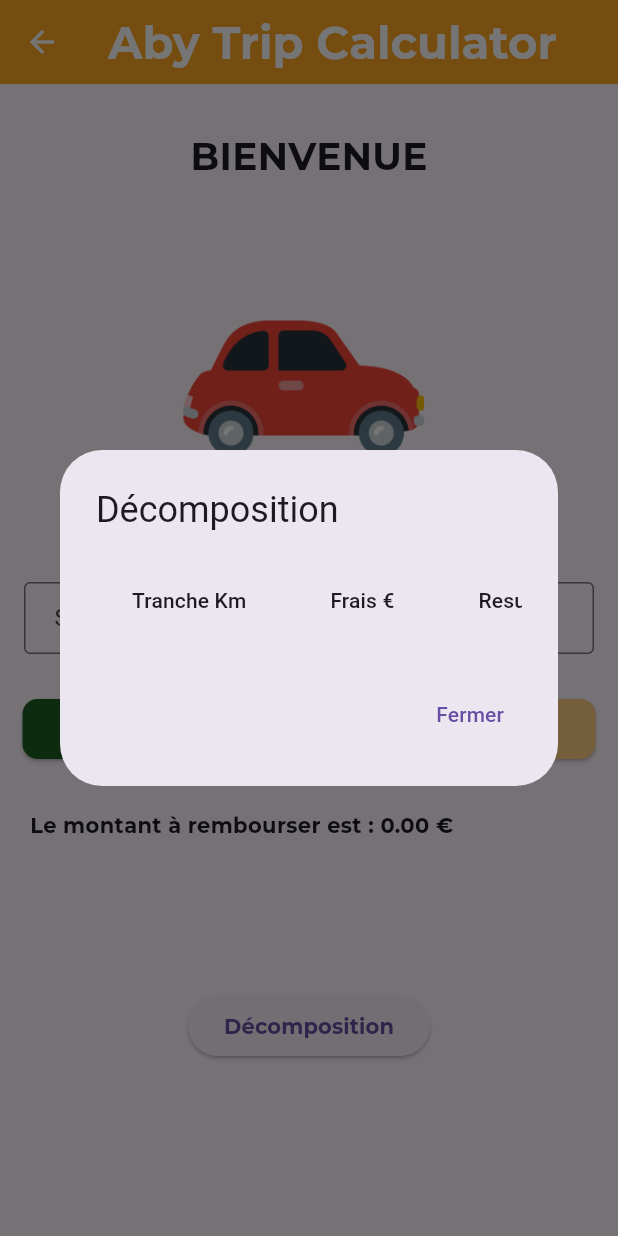
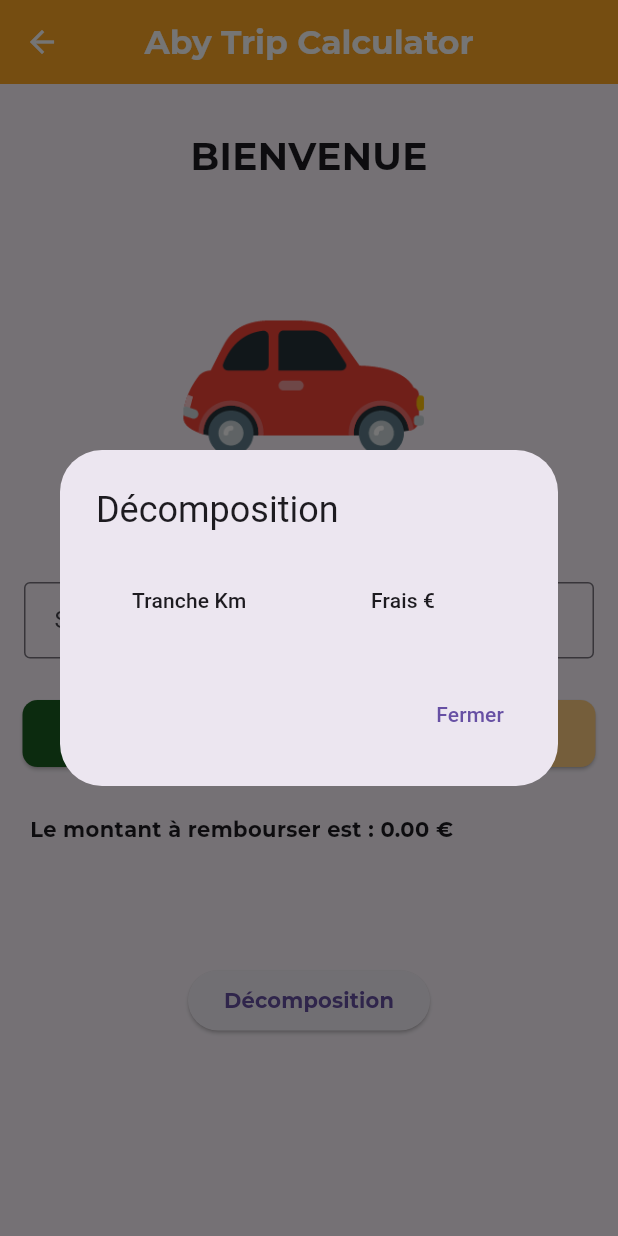
Before and after one commit to othmanemjhd/AbyTripCalculator, a Flutter app: the CalculateFundPage screen opened by its route, after a tap on "Décomposition", on a phone screen of 412 x 824 dp. Run offline on Flutter 3.47's test engine with Material 3 defaults, Android fonts, the phone set to English and light mode, and no system bars; drawn by our look-alikes of carousel_slider; our stand-ins replace shared_preferences; accounts and stored records are empty.

Commit message:
Update on the page to adjust the widgets

```diff
--- a/abytripcalculator/lib/pages/calculateFundPage.dart
+++ b/abytripcalculator/lib/pages/calculateFundPage.dart
@@ -43,7 +43,7 @@ class _CalculateFundPageState extends State<CalculateFundPage> {
           style: TextStyle(
             fontFamily: 'Montserrat',
             fontWeight: FontWeight.bold,
-            fontSize: 30,
+            //fontSize: 30,
             color: Colors.white,
           ),
         ),
@@ -113,11 +113,14 @@ class _CalculateFundPageState extends State<CalculateFundPage> {
                         _selectedNumber = int.tryParse(value) ?? 0;
                       });
                     },
-
+                    style: TextStyle(
+                      fontSize: MediaQuery.of(context).size.width * 0.05,
+                    ),
                     decoration: const InputDecoration(
                       labelText: 'Saisir le nombre de kilomètre global',
                       contentPadding: EdgeInsets.symmetric(vertical: 10, horizontal: 16),
                       border: OutlineInputBorder(),
+
                     ),
                   ),
                 ),
@@ -136,8 +139,13 @@ class _CalculateFundPageState extends State<CalculateFundPage> {
                         }
                       },
                       style : ElevatedButton.styleFrom(
+                          padding: EdgeInsets.fromLTRB(
+                            MediaQuery.of(context).size.width * 0.1,
+                            MediaQuery.of(context).size.height * 0.015,
+                            MediaQuery.of(context).size.width * 0.1,
+                            MediaQuery.of(context).size.height * 0.015,
+                          ),
                           backgroundColor: Colors.green[900],
-                          padding:const EdgeInsets.fromLTRB(50, 10, 50, 10),
                           shape : RoundedRectangleBorder(
                               borderRadius: BorderRadius.circular(10.0)
                           )
@@ -160,7 +168,12 @@ class _CalculateFundPageState extends State<CalculateFundPage> {
                       },
                       style : ElevatedButton.styleFrom(
                           backgroundColor: Colors.orange[200],
-                          padding:const EdgeInsets.fromLTRB(50, 10, 50, 10),
+                          padding: EdgeInsets.fromLTRB(
+                            MediaQuery.of(context).size.width * 0.1,
+                            MediaQuery.of(context).size.height * 0.015,
+                            MediaQuery.of(context).size.width * 0.1,
+                            MediaQuery.of(context).size.height * 0.015,
+                          ),
                           shape : RoundedRectangleBorder(
                               borderRadius: BorderRadius.circular(10.0)
                           )
@@ -194,10 +207,11 @@ class _CalculateFundPageState extends State<CalculateFundPage> {
                     ],
                   ),
                 ),
-              const SizedBox(height: 100.0),
+              const SizedBox(height: 80.0),
            Align(
                   alignment: Alignment.bottomCenter,
                   child: ElevatedButton(
+
                       onPressed: () {
                         showDialog(
                           context: context,
@@ -241,6 +255,8 @@ class _MyDialogState extends State<MyDialog> {
         width: double.maxFinite,
         child: SingleChildScrollView(
           scrollDirection: Axis.horizontal,
+          child: SizedBox(
+            width :MediaQuery.of(context).size.width,
             child: DataTable(
               columns: const [
                 DataColumn(label: Text('Tranche Km')),
@@ -260,6 +276,7 @@ class _MyDialogState extends State<MyDialog> {
             ),
           ),
         ),
+      ),
       actions: [
         TextButton(
           onPressed: () {
--- a/abytripcalculator/lib/pages/home.dart
+++ b/abytripcalculator/lib/pages/home.dart
@@ -10,7 +10,7 @@ class HomePage extends StatelessWidget {
         title: const Text('Aby Trip Calculator', style: TextStyle(
           fontFamily: 'Montserrat',
           fontWeight: FontWeight.bold,
-          fontSize: 30,
+          //fontSize: 30,
           color: Colors.white,
         ),),
         centerTitle: true,
--- a/abytripcalculator/lib/pages/login.dart
+++ b/abytripcalculator/lib/pages/login.dart
@@ -31,7 +31,7 @@ class _LoginPageState extends State<LoginPage> {
           style: TextStyle(
             fontFamily: 'Montserrat',
             fontWeight: FontWeight.bold,
-            fontSize: 28,
+            //fontSize: 28,
             color: Colors.white,
           ),
         ),
@@ -72,6 +72,7 @@ class _LoginPageState extends State<LoginPage> {
                 TextFormField(
                   controller: _usernameController,
                   decoration: const InputDecoration(
+                      prefixIcon: Icon(Icons.person),
                       labelText: 'Identifiant',
                       contentPadding: EdgeInsets.symmetric(vertical: 10, horizontal: 16),
                      // contentPadding: EdgeInsets.symmetric(vertical: 30),
@@ -102,6 +103,7 @@ class _LoginPageState extends State<LoginPage> {
                           });
                         },
                       ),
+                      prefixIcon: const Icon(Icons.lock),
 
                     border: const OutlineInputBorder(),
                   ),
```
Lines whose indentation alone changed are shown as unchanged.
